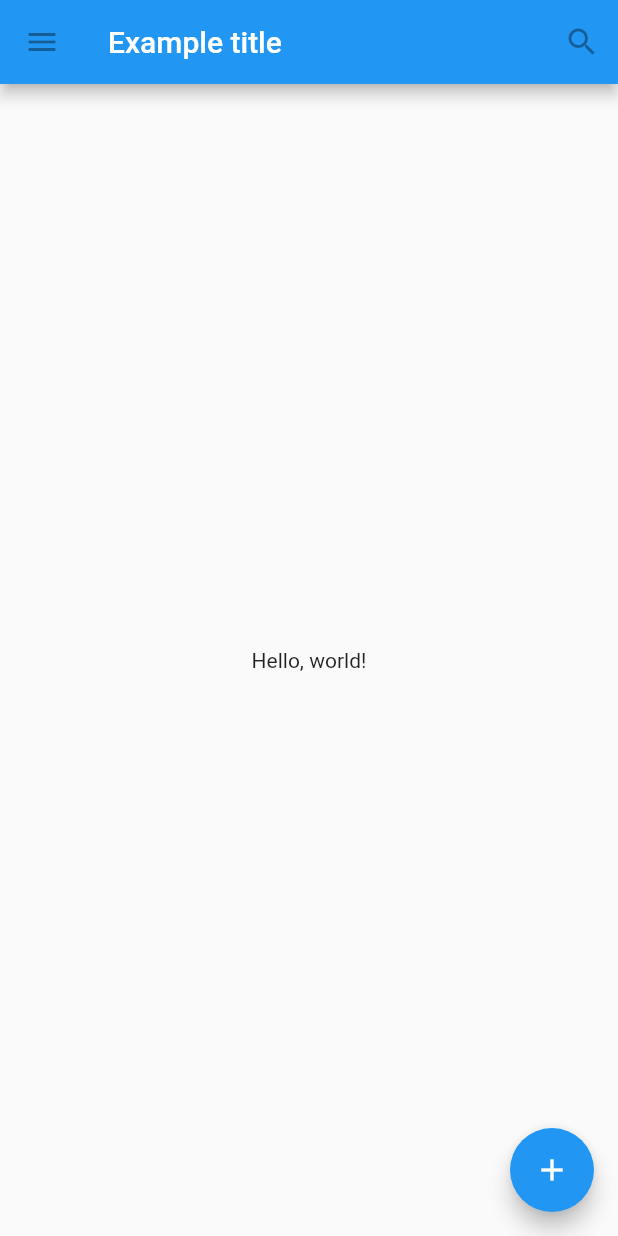
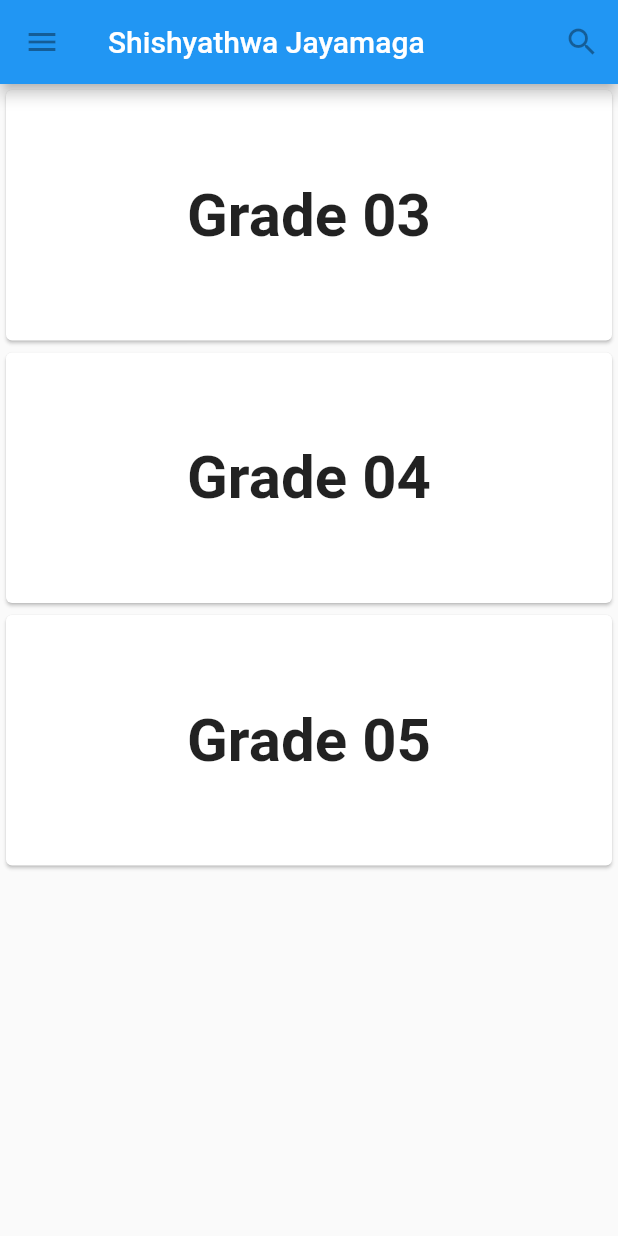
Before and after one commit to oshadaamila/Jayamaga, a Flutter app: the screen it shows after launch, on a phone screen of 412 x 824 dp. Run offline on Flutter 3.47's test engine with Material 2 defaults, Android fonts, the phone set to English and light mode, and no system bars.

Commit message:
adds homepage cards

```diff
--- a/lib/main.dart
+++ b/lib/main.dart
@@ -2,14 +2,12 @@ import 'package:flutter/material.dart';
 
 void main() {
   runApp(MaterialApp(
-    title: 'Flutter Tutorial',
+    title: 'Shishyathwa Jayamaga',
     home: TutorialHome(),
   ));
 }
 
 class TutorialHome extends StatelessWidget {
-
-  MyButton button;
   @override
   Widget build(BuildContext context) {
     // Scaffold is a layout for the major Material Components.
@@ -20,7 +18,7 @@ class TutorialHome extends StatelessWidget {
             tooltip: 'Navigation menu',
             onPressed: null,
           ),
-        title: Text('Example title'),
+          title: Text('Shishyathwa Jayamaga'),
           actions: <Widget>[
             IconButton(
               icon: Icon(Icons.search),
@@ -30,16 +28,35 @@ class TutorialHome extends StatelessWidget {
           ],
         ),
         // body is the majority of the screen.
-      body: Center(
-        child:Text('Hello, world!')
-
-      ),
-      floatingActionButton: FloatingActionButton(
-        tooltip: 'Add', // used by assistive technologies
-        child: Icon(Icons.add),
-        onPressed: null,
-      ),
-    );
+        body: Column(
+          crossAxisAlignment: CrossAxisAlignment.stretch,
+          children: [
+            Container(
+                height: 175,
+                child: Card(
+                    child: Center(
+                  child: Text("Grade 03",
+                      style: TextStyle(
+                          fontSize: 40.0, fontWeight: FontWeight.bold)),
+                ))),
+            Container(
+                height: 175,
+                child: Card(
+                    child: Center(
+                  child: Text("Grade 04",
+                      style: TextStyle(
+                          fontSize: 40.0, fontWeight: FontWeight.bold)),
+                ))),
+            Container(
+                height: 175,
+                child: Card(
+                    child: Center(
+                  child: Text("Grade 05",
+                      style: TextStyle(
+                          fontSize: 40.0, fontWeight: FontWeight.bold)),
+                )))
+          ],
+        ));
   }
 }
 
```
Also changed, not shown: 1 other file. Lines whose indentation alone changed are shown as unchanged.
